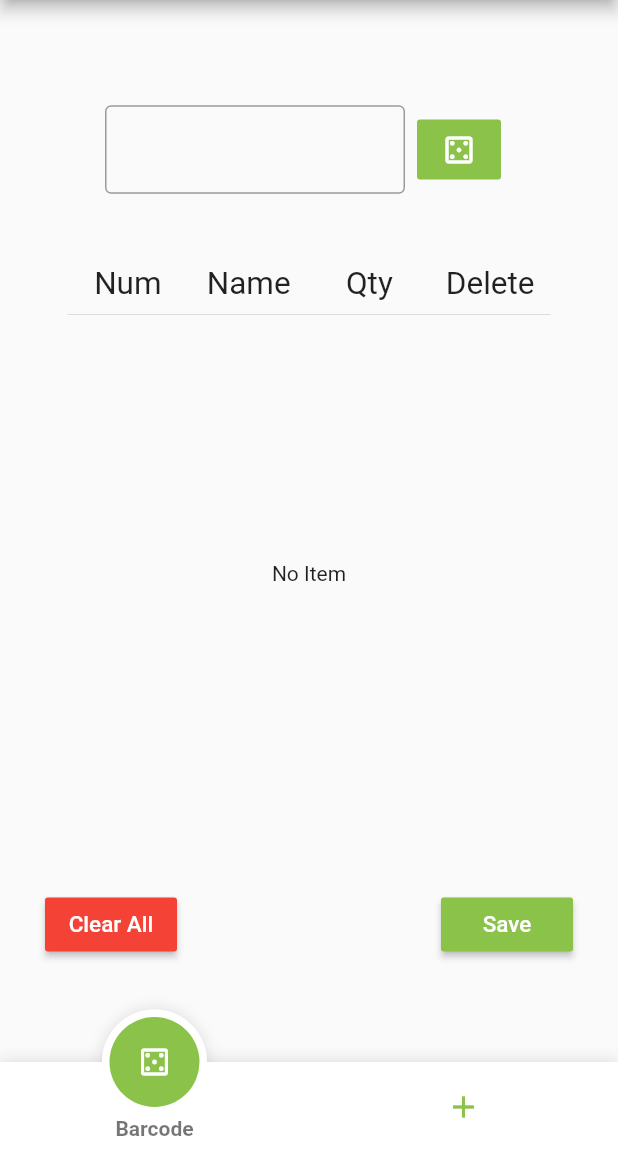
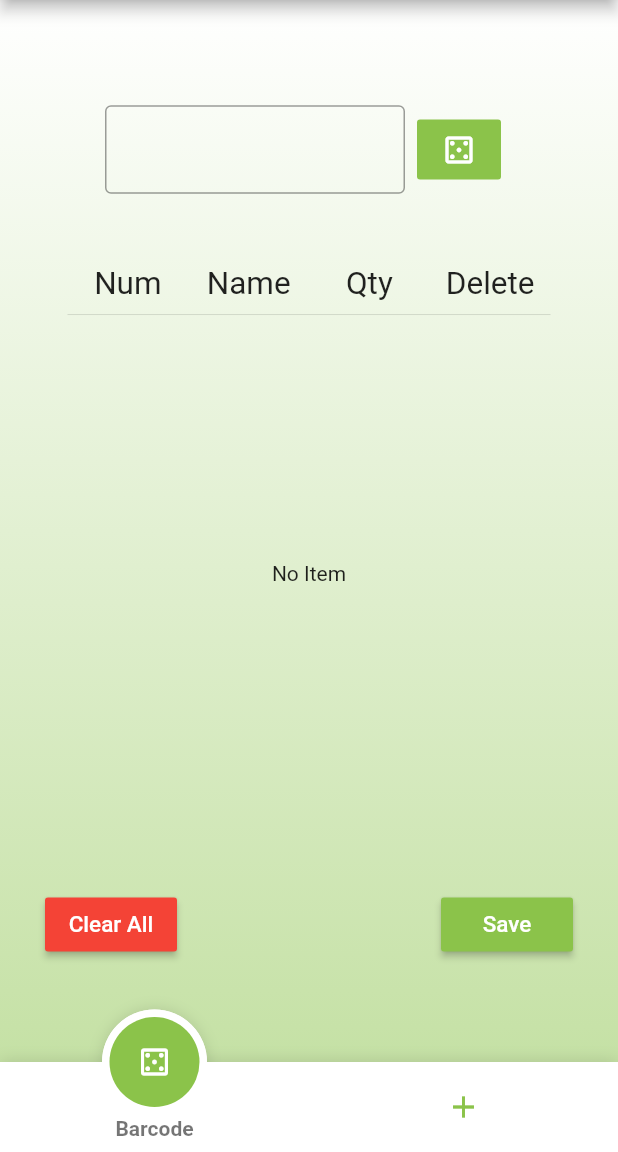
Before and after one commit to SundosAlTamimi/CarsStoreFlutterFalcons, a Flutter app: the Home screen opened by its route, on a phone screen of 412 x 824 dp, the part 84-1236 px from its top. Run offline on Flutter 3.47's test engine with Material 2 defaults, Android fonts, the phone set to English and light mode, and no system bars; drawn by our look-alikes of fancy_bottom_navigation; our stand-ins replace delayed_display, get, rflutter_alert, shared_preferences; missing offline and left inert: dart:ffi, flutter_barcode_scanner, morpheus; accounts and stored records are empty; Roboto replaces fonts that are missing (Dubai).

```diff
--- a/lib/View/Home.dart
+++ b/lib/View/Home.dart
@@ -91,6 +91,13 @@ class _HomeState extends State<Home> {
                   //padding: EdgeInsets.only(top: 100),
                   height: MediaQuery.of(context).size.height,
                   width: double.infinity,
+                  decoration: BoxDecoration(
+                    gradient: LinearGradient(
+                        begin: Alignment.topCenter,
+                        end: Alignment.bottomCenter,
+                        colors: [Colors.white, Colors.lightGreen]
+                    ),
+                  ),
                   child: _children[_currentIndex] ,
                 ),
               ],
--- a/lib/View/MyOrdersDetails.dart
+++ b/lib/View/MyOrdersDetails.dart
@@ -18,7 +18,7 @@ enum StatesOrder { approved , waiting , rejected , all}
 class _MyOrdersDetailsState extends State<MyOrdersDetails> {
   var orders = new List<MyOrdersDetailsModule>();
   String vouchNo;
-  StatesOrder active = StatesOrder.waiting;
+  StatesOrder active = StatesOrder.all;
   List<Color> colorStates = new List<Color>();
   final GlobalKey<ScaffoldState> scaffoldKey = GlobalKey<ScaffoldState>();
   List<MyOrdersDetailsModule> userStore = new List<MyOrdersDetailsModule>() ;
@@ -50,7 +50,7 @@ class _MyOrdersDetailsState extends State<MyOrdersDetails> {
       body: Scaffold(
         key: scaffoldKey,
         body: Column(
-          mainAxisAlignment: MainAxisAlignment.spaceAround,
+          // mainAxisAlignment: MainAxisAlignment.spaceAround,
           children: <Widget>[
             filterStates(),
             if(userStore.isNotEmpty)
@@ -169,7 +169,7 @@ class _MyOrdersDetailsState extends State<MyOrdersDetails> {
 
   Widget getSnapshot(List<MyOrdersDetailsModule> myOrders) {
     return Container(
-      height: MediaQuery.of(context).size.height /2,
+      height: MediaQuery.of(context).size.height /1.5,
       margin: EdgeInsets.symmetric(horizontal: 28.0 , vertical: 5.0 ),
       child: ListView.builder(
         // controller: _controller,
--- a/lib/View/SaleInv.dart
+++ b/lib/View/SaleInv.dart
@@ -181,7 +181,15 @@ class SaleInvState extends State<SaleInv> {
   Widget build(BuildContext context) {
     print(new DateFormat.d().format(new DateTime.now()));
     return Scaffold(
-      body: Center(
+      body: Container(
+        decoration: BoxDecoration(
+          gradient: LinearGradient(
+              begin: Alignment.topCenter,
+              end: Alignment.bottomCenter,
+              colors: [Colors.white, Colors.lightGreen[200]]
+          ),
+        ),
+        child: Center(
             child: Form(
               key: _formKey,
               child: SingleChildScrollView(
@@ -285,6 +293,7 @@ class SaleInvState extends State<SaleInv> {
                   )
               ),
             )),
+      ),
     );
   }
 
```
Also changed, not shown: lib/View/MyOrders.dart (+15 -1 lines), lib/View/NewOrder.dart (+10 -1 lines), lib/View/SalesInvoice.dart (+15 -1 lines), 1 other file. Lines whose indentation alone changed are shown as unchanged.
